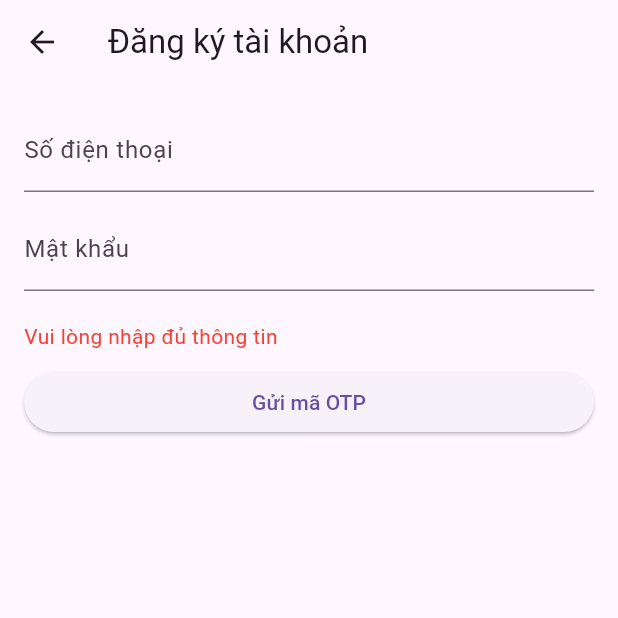
After one commit to Tri107/DatVeXe_app, a Flutter app: the RegisterScreen screen opened directly, after a tap on "Gửi mã OTP", on a phone screen of 412 x 824 dp, the top half of it. The commit adds this screen. Run offline on Flutter 3.47's test engine with Material 3 defaults, Android fonts, the phone set to English and light mode, and no system bars; our stand-ins replace dio, flutter_dotenv, shared_preferences; accounts and stored records are empty; network calls fail.

Commit message:
Register with OTP

```diff
--- /dev/null
+++ b/lib/screens/auth/register_screen.dart
@@ -0,0 +1,82 @@
+import 'package:flutter/material.dart';
+import '../../services/Auth_Services.dart';
+import 'otp_screen.dart';
+
+class RegisterScreen extends StatefulWidget {
+  const RegisterScreen({super.key});
+
+  @override
+  State<RegisterScreen> createState() => _RegisterScreenState();
+}
+
+class _RegisterScreenState extends State<RegisterScreen> {
+  final _sdtController = TextEditingController();
+  final _passwordController = TextEditingController();
+  bool _loading = false;
+  String? _error;
+
+  Future<void> _sendOtp() async {
+    final sdt = _sdtController.text.trim();
+    final password = _passwordController.text.trim();
+
+    if (sdt.isEmpty || password.isEmpty) {
+      setState(() => _error = 'Vui lòng nhập đủ thông tin');
+      return;
+    }
+
+    setState(() {
+      _loading = true;
+      _error = null;
+    });
+
+    final success = await AuthService.sendOtp(sdt);
+    setState(() => _loading = false);
+
+    if (success && mounted) {
+      Navigator.push(
+        context,
+        MaterialPageRoute(
+          builder: (_) => OtpScreen(sdt: sdt, password: password),
+        ),
+      );
+    } else {
+      setState(() => _error = 'Gửi OTP thất bại, thử lại sau.');
+    }
+  }
+
+  @override
+  Widget build(BuildContext context) {
+    return Scaffold(
+      appBar: AppBar(title: const Text('Đăng ký tài khoản')),
+      body: Padding(
+        padding: const EdgeInsets.all(16.0),
+        child: Column(
+          crossAxisAlignment: CrossAxisAlignment.stretch,
+          children: [
+            TextField(
+              controller: _sdtController,
+              decoration: const InputDecoration(labelText: 'Số điện thoại'),
+              keyboardType: TextInputType.phone,
+            ),
+            const SizedBox(height: 10),
+            TextField(
+              controller: _passwordController,
+              decoration: const InputDecoration(labelText: 'Mật khẩu'),
+              obscureText: true,
+            ),
+            const SizedBox(height: 20),
+            if (_error != null)
+              Text(_error!, style: const TextStyle(color: Colors.red)),
+            const SizedBox(height: 10),
+            ElevatedButton(
+              onPressed: _loading ? null : _sendOtp,
+              child: _loading
+                  ? const CircularProgressIndicator(color: Colors.white)
+                  : const Text('Gửi mã OTP'),
+            ),
+          ],
+        ),
+      ),
+    );
+  }
+}
--- a/lib/services/Auth_Services.dart
+++ b/lib/services/Auth_Services.dart
@@ -3,6 +3,45 @@ import '../config/api.dart';
 import '../models/TaiKhoan.dart';
 
 class AuthService {
+  // 🔹 Gửi OTP
+  static Future<bool> sendOtp(String sdt) async {
+    try {
+      final response = await Api.post('/auth/send-otp', {'SDT': sdt});
+      if (response.statusCode == 200) {
+        print(' OTP sent successfully');
+        return true;
+      } else {
+        print(' Send OTP failed: ${response.data}');
+        return false;
+      }
+    } on DioException catch (e) {
+      print(' Lỗi gửi OTP: ${e.response?.data ?? e.message}');
+      return false;
+    }
+  }
+
+  // 🔹 Xác thực OTP + đăng ký tài khoản
+  static Future<bool> verifyOtp(String sdt, String password, String otp) async {
+    try {
+      final response = await Api.post('/auth/verify-otp', {
+        'SDT': sdt,
+        'password': password,
+        'otp': otp,
+      });
+
+      if (response.statusCode == 201) {
+        print(' Đăng ký thành công');
+        return true;
+      } else {
+        print(' Lỗi đăng ký: ${response.data}');
+        return false;
+      }
+    } on DioException catch (e) {
+      print(' Lỗi xác thực OTP: ${e.response?.data ?? e.message}');
+      return false;
+    }
+  }
+
   // 🔹 Đăng nhập
   static Future<TaiKhoan?> login(String sdt, String password) async {
     try {
@@ -15,7 +54,7 @@ class AuthService {
         final token = response.data['token'];
         final userData = response.data['user'];
 
-        //  Lưu token vào SharedPreferences và gắn header
+        // Lưu token vào SharedPreferences và gắn header
         await Api.setToken(token);
 
         return TaiKhoan.fromJson(userData);
```
Also changed, not shown: lib/screens/auth/login_screen.dart (+30 -35 lines), lib/screens/auth/otp_screen.dart (added, +89 -0 lines), lib/screens/khachhang/home_screen.dart (added, +34 -0 lines).
